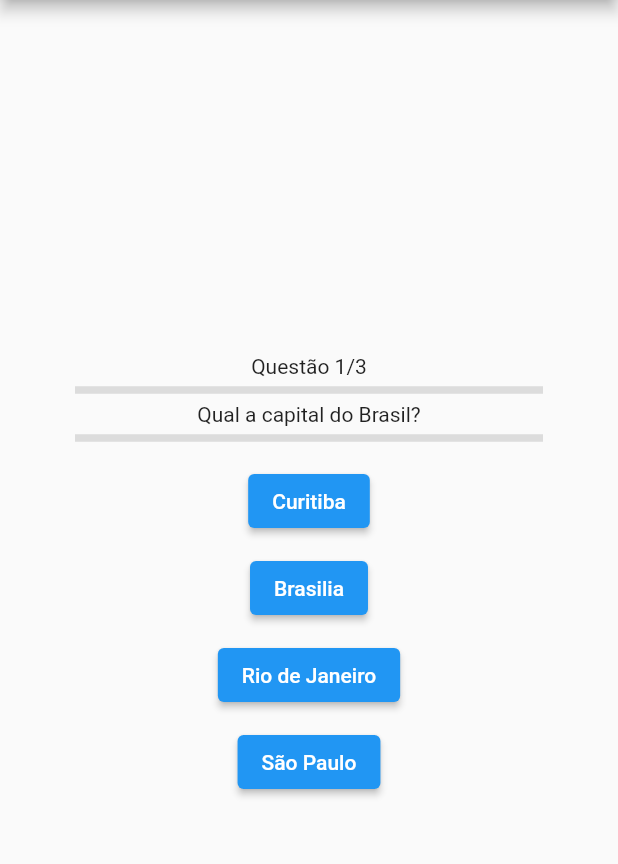
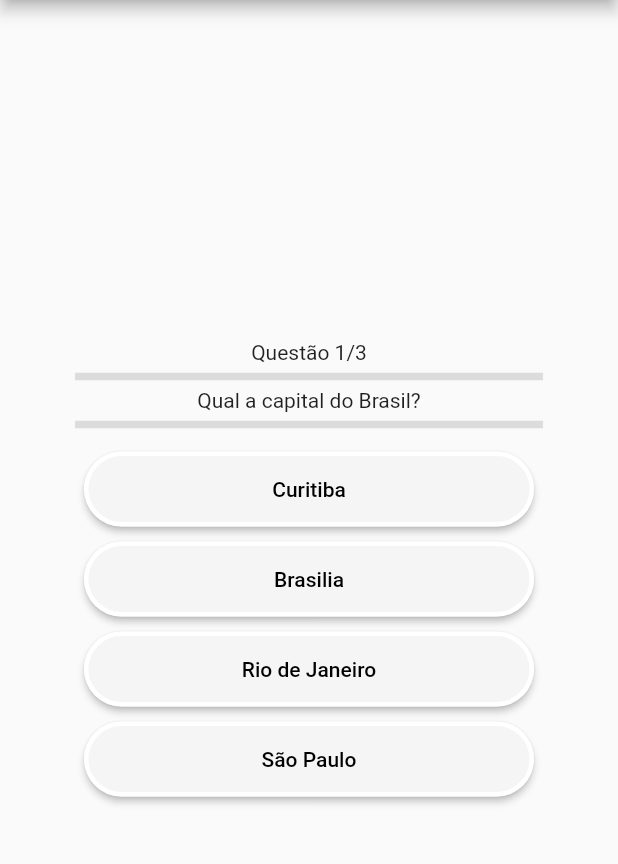
Before and after one commit to nicholaskotzias/quiz_app-hugoperlin, a Flutter app: the screen it shows after launch, on a phone screen of 412 x 824 dp, the part 84-948 px from its top. Run offline on Flutter 3.47's test engine with Material 2 defaults, Android fonts, the phone set to English and light mode, and no system bars.

```diff
--- a/quiz_app/lib/botao_alternativa.dart
+++ b/quiz_app/lib/botao_alternativa.dart
@@ -2,19 +2,40 @@ import 'package:flutter/material.dart';
 
 class BotaoAlternativa extends StatelessWidget {
   final String alternativa;
+  final Function acao;
+  final bool selecionada;
 
   BotaoAlternativa({
     super.key,
     required this.alternativa,
+    required this.acao,
+    required this.selecionada,
   });
 
   @override
   Widget build(BuildContext context) {
     return Column(
       children: [
-        ElevatedButton(
-          onPressed: () {},
-          child: Text(alternativa),
+        SizedBox(
+          width: 300,
+          height: 50,
+          child: ElevatedButton(
+            style: ElevatedButton.styleFrom(
+              backgroundColor: Colors.grey[100],
+              foregroundColor: Colors.black,
+              shape: RoundedRectangleBorder(
+                borderRadius: BorderRadius.circular(50),
+                side: BorderSide(
+                  color: selecionada ? Colors.amber : Colors.white,
+                  width: 3.0,
+                ),
+              ),
+            ),
+            onPressed: () {
+              acao(alternativa);
+            },
+            child: Text(alternativa),
+          ),
         ),
         SizedBox(height: 10),
       ],
--- a/quiz_app/lib/controlador_quiz.dart
+++ b/quiz_app/lib/controlador_quiz.dart
@@ -3,10 +3,19 @@ import 'questao.dart';
 
 class ControladorQuiz {
   final repositorio = RepositorioQuestoes();
+  String _alternartivaSelecionada = "";
 
   int _indiceQuestaoAtual = 0;
 
   int get indiceQuestaoAtual => _indiceQuestaoAtual + 1;
   Questao get questaoAtual => repositorio.listar()[_indiceQuestaoAtual];
   int get quantidadeTotalQuestoes => repositorio.listar().length;
+
+  String get alternativaSelecionada => _alternartivaSelecionada;
+  bool get selecionouAlternativa => _alternartivaSelecionada != "";
+
+  void selecionarAlternativa(String alternativa) {
+    _alternartivaSelecionada = alternativa;
+    print("Clicou na ${alternativa}");
+  }
 }
--- a/quiz_app/lib/home_page.dart
+++ b/quiz_app/lib/home_page.dart
@@ -1,10 +1,22 @@
 import 'package:flutter/material.dart';
+import 'package:quiz_app/botao_alternativa.dart';
 import 'package:quiz_app/controlador_quiz.dart';
 
-class HomePage extends StatelessWidget {
+class HomePage extends StatefulWidget {
   HomePage({super.key});
 
+  @override
+  State<HomePage> createState() => _HomePageState();
+}
+
+class _HomePageState extends State<HomePage> {
   final ControladorQuiz controladorQuiz = ControladorQuiz();
+
+  void _selecionarAlternativa(String alternativa) {
+    setState(() {
+      controladorQuiz.selecionarAlternativa(alternativa);
+    });
+  }
 
   @override
   Widget build(BuildContext context) {
@@ -26,25 +38,16 @@ class HomePage extends StatelessWidget {
               Text(questao.enunciado),
               Divider(thickness: 5),
               SizedBox(height: 10),
-              ElevatedButton(
-                onPressed: () {},
-                child: Text(questao.alternativas[0]),
-              ),
-              SizedBox(height: 10),
-              ElevatedButton(
-                onPressed: () {},
-                child: Text(questao.alternativas[1]),
-              ),
-              SizedBox(height: 10),
-              ElevatedButton(
-                onPressed: () {},
-                child: Text(questao.alternativas[2]),
-              ),
-              SizedBox(height: 10),
-              ElevatedButton(
-                onPressed: () {},
-                child: Text(questao.alternativas[3]),
-              ),
+              ...controladorQuiz.questaoAtual.alternativas.map(
+                (alternativa) {
+                  return BotaoAlternativa(
+                    alternativa: alternativa,
+                    acao: _selecionarAlternativa,
+                    selecionada:
+                        controladorQuiz.alternativaSelecionada == alternativa,
+                  );
+                },
+              )
             ],
           ),
         ),
```
